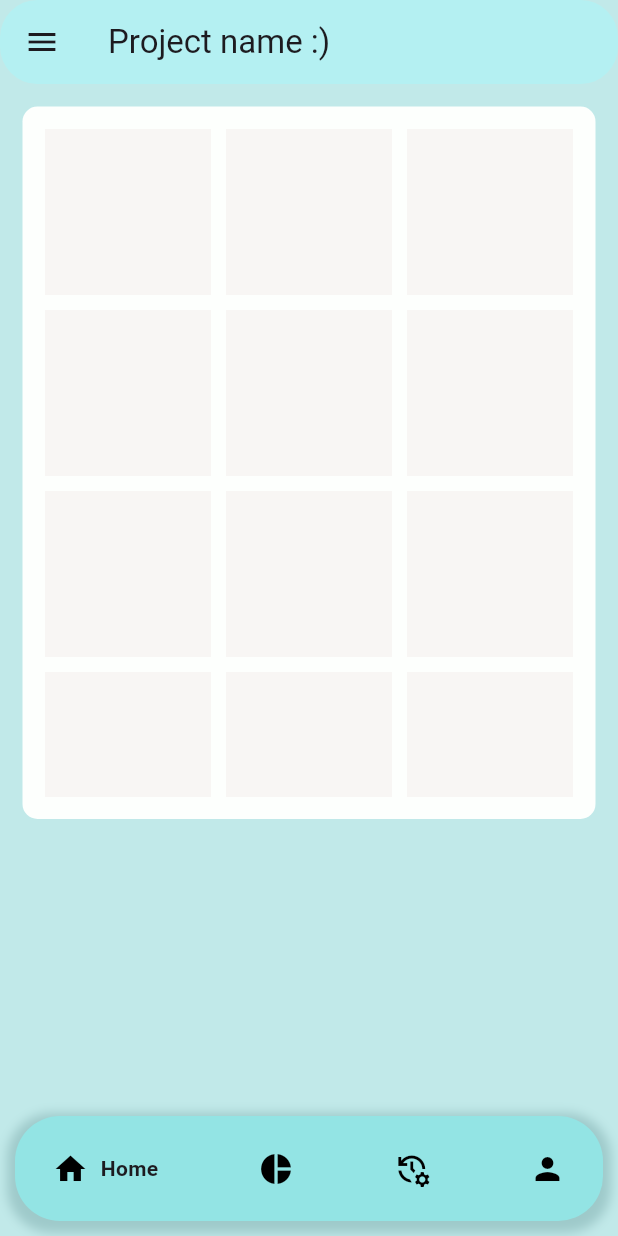
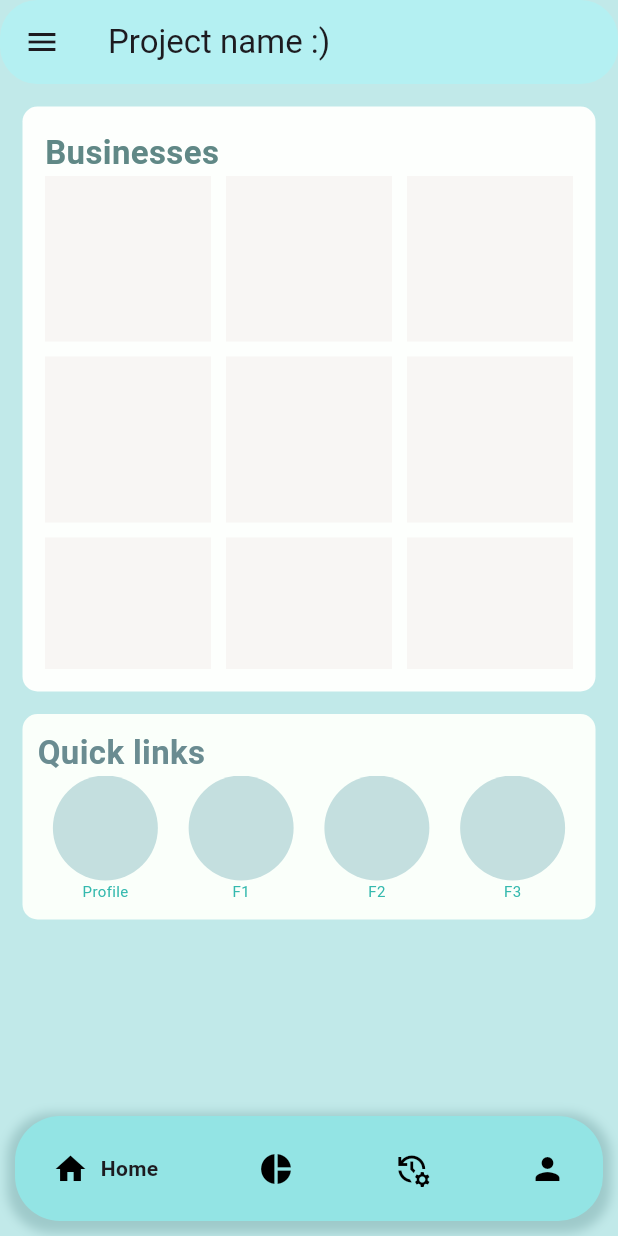
Before and after one commit to team-pattarai/Small-Scale-Business-incubator-FLUTTER, a Flutter app: the screen it shows after launch, on a phone screen of 412 x 824 dp. Run offline on Flutter 3.47's test engine with Material 3 defaults, Android fonts, the phone set to English and light mode, and no system bars; drawn by our look-alikes of google_nav_bar.

Commit message:
added quicklinks
added quicklist widget in homepage

```diff
--- a/lib/main.dart
+++ b/lib/main.dart
@@ -30,7 +30,8 @@ class _MainScreenBodyState extends State<MainScreenBody> {
       debugShowCheckedModeBanner: false,
       home: Scaffold(
       backgroundColor: Color.fromRGBO(193, 233, 233, 1),
-      appBar: AppBar(
+      appBar:
+      AppBar(
         shape:  RoundedRectangleBorder(
             borderRadius: BorderRadius.all(Radius.circular(25))),
         elevation: .3,
--- a/lib/pages/home.dart
+++ b/lib/pages/home.dart
@@ -1,19 +1,47 @@
 import 'package:flutter/material.dart';
+import 'package:flutter_application_1/main.dart';
 
+// ignore: must_be_immutable
 class Homepage extends StatelessWidget {
+
+  List<String> texts = [
+  'Profile',
+  'F1',
+  'F2',
+  'F3',
+];
+
   @override
   Widget build(BuildContext context) {
-    return Container(
-      height: 475,
+    return Column(
+      crossAxisAlignment: CrossAxisAlignment.start,
+      children: [
+        Container(
+          height: 390,
           width: double.infinity,
           margin: EdgeInsets.all(15),
           decoration: BoxDecoration(
               color: Color.fromARGB(255, 253, 255, 253),
               borderRadius: BorderRadius.circular(10)),
           padding: EdgeInsets.all(15),
+          child: Column(
+            crossAxisAlignment: CrossAxisAlignment.start,
+            children: [
+              Text(
+                "Businesses",
+                style: TextStyle(
+                  color: Color.fromARGB(255, 96, 136, 134),
+                  fontSize: 22,
+                  fontWeight: FontWeight.bold,
+                ),
+              ),
+              Expanded(
                 child: GridView(
                   gridDelegate: SliverGridDelegateWithFixedCrossAxisCount(
-            crossAxisCount: 3, crossAxisSpacing: 10, mainAxisSpacing: 10),
+                    crossAxisCount: 3,
+                    crossAxisSpacing: 10,
+                    mainAxisSpacing: 10,
+                  ),
                   children: List.generate(
                     12,
                     (index) => Container(
@@ -24,6 +52,53 @@ class Homepage extends StatelessWidget {
                     ),
                   ),
                 ),
+              ),
+            ],
+          ),
+        ),
+        Container(
+          height: 137,
+          margin: EdgeInsets.only(left: 15,right: 15),
+          width: double.maxFinite,
+          padding: EdgeInsets.all(10),
+          decoration: BoxDecoration(
+            color: Color.fromARGB(255, 250, 255, 250),
+            borderRadius: BorderRadius.circular(10),
+          ),
+          child: Column(
+
+            crossAxisAlignment: CrossAxisAlignment.start,
+            children: [
+              Text("Quick links",style: TextStyle(fontSize: 22,fontWeight: FontWeight.bold,color: Color.fromARGB(255, 106, 140, 145)),),
+              Expanded(
+                child: GridView(
+                  gridDelegate: SliverGridDelegateWithFixedCrossAxisCount(
+                    crossAxisCount: 4,
+                  ),
+                  children: List.generate(
+  4,
+  (index) => Container(
+    width: double.maxFinite,
+    child: Column(
+      children: [Container(height: 70,width: 70 ,decoration: BoxDecoration(color: color[2], shape: BoxShape.circle),),
+        Center(
+          child: Text(
+            texts[index], // Set the text for each container
+            style: TextStyle(
+              color: Color.fromARGB(255, 52, 185, 174),
+              fontSize: 10,
+            ),
+          ),
+        ),
+      ],
+    ),
+  ),
+),
+                ),
+              ),],),
+        ),
+
+      ],
     );
   }
 }
```
Lines whose indentation alone changed are shown as unchanged.
